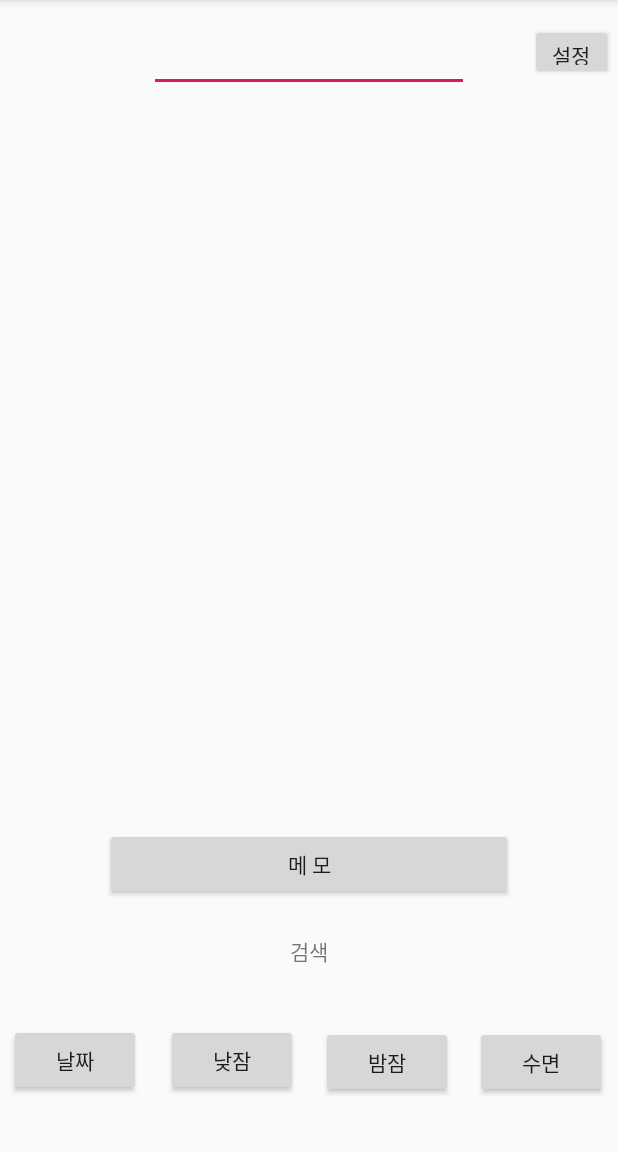
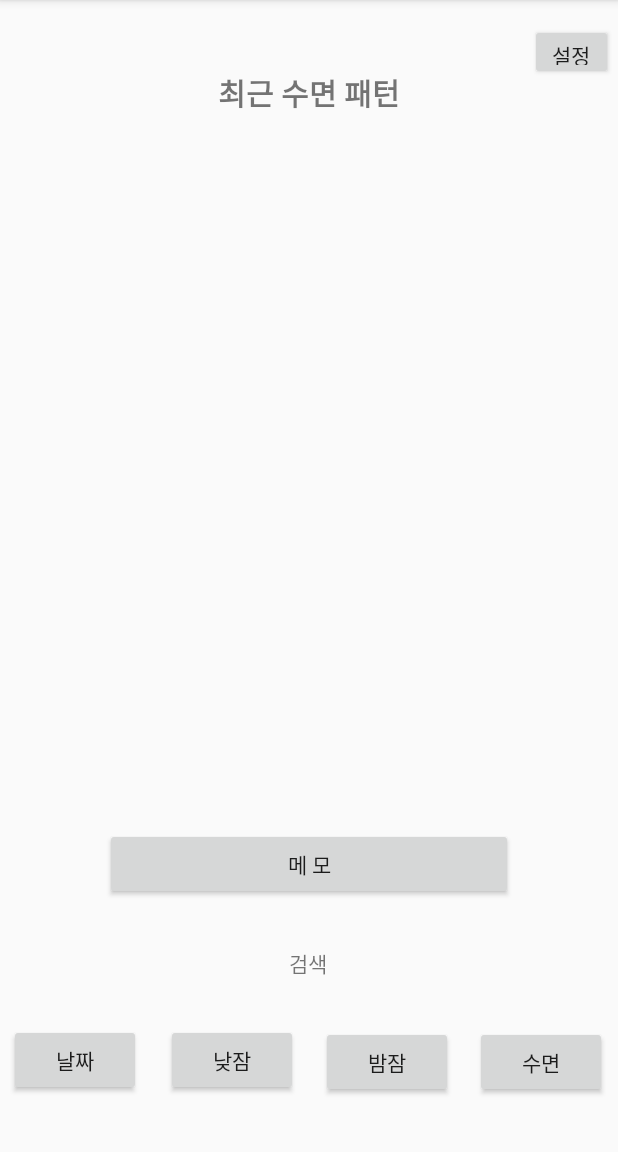
Before and after one commit to bkdoo/SmartBabyProject, an Android app: the MainActivity screen opened directly, with no data from a screen before it, on a phone screen of 412 x 824 dp, the part 84-1236 px from its top. Run offline under Robolectric (Android 15) with nearby library versions, the phone set to English and light mode, and no system bars.

Commit message:
layout 2차 완성, activity(login,main,detaillist)
layout 2차 완성, activity(login,main,detaillist)

```diff
--- a/SmartBaby/app/src/main/java/com/example/student/smartbaby/MainActivity.java
+++ b/SmartBaby/app/src/main/java/com/example/student/smartbaby/MainActivity.java
@@ -1,13 +1,45 @@
 package com.example.student.smartbaby;
 
+import android.content.Intent;
 import android.support.v7.app.AppCompatActivity;
 import android.os.Bundle;
+import android.view.View;
+import android.widget.Button;
 
 public class MainActivity extends AppCompatActivity {
+
+    Button btn_setUp, btn_memo, btn_date,btn_dsleep,btn_nsleep, btn_sleep;
 
     @Override
     protected void onCreate(Bundle savedInstanceState) {
         super.onCreate(savedInstanceState);
         setContentView(R.layout.activity_main);
+
+        btn_setUp = (Button)findViewById(R.id.btn_setUp);
+        btn_memo = (Button)findViewById(R.id.btn_memo);
+        btn_date = (Button)findViewById(R.id.btn_date);
+        btn_dsleep = (Button)findViewById(R.id.btn_dsleep);
+        btn_nsleep = (Button)findViewById(R.id.btn_nsleep);
+        btn_sleep = (Button)findViewById(R.id.btn_sleep);
+
+        btn_memo.setOnClickListener(new View.OnClickListener() {
+            @Override
+            public void onClick(View v) {
+                Intent intent = new Intent(MainActivity.this, DetailListActivity.class);
+                startActivity(intent);
+                finish();
+            }
+        });
+
+        btn_setUp.setOnClickListener(new View.OnClickListener() {
+            @Override
+            public void onClick(View v) {
+                Intent intent = new Intent(MainActivity.this, SetupActivity.class);
+                startActivity(intent);
+                finish();
+            }
+        });
+
+
     }
 }
--- a/SmartBaby/app/src/main/res/layout/activity_join.xml
+++ b/SmartBaby/app/src/main/res/layout/activity_join.xml
@@ -43,7 +43,7 @@
         app:layout_constraintGuide_percent="0.05" />
 
     <EditText
-        android:id="@+id/et_pw1"
+        android:id="@+id/et_pw"
         android:layout_width="0dp"
         android:layout_height="wrap_content"
         android:layout_marginStart="8dp"
@@ -72,7 +72,7 @@
         app:layout_constraintBottom_toTopOf="@+id/guideline23"
         app:layout_constraintEnd_toStartOf="@+id/guideline5"
         app:layout_constraintStart_toStartOf="parent"
-        app:layout_constraintTop_toBottomOf="@+id/et_pw1" />
+        app:layout_constraintTop_toBottomOf="@+id/et_pw" />
 
     <EditText
         android:id="@+id/et_name"
@@ -238,6 +238,7 @@
         android:layout_marginEnd="8dp"
         android:layout_marginBottom="10dp"
         android:text=" 이름추가"
+        android:visibility="invisible"
         app:layout_constraintBottom_toTopOf="@+id/guideline13"
         app:layout_constraintEnd_toEndOf="parent"
         app:layout_constraintStart_toStartOf="@+id/guideline5"
--- a/SmartBaby/app/src/main/res/layout/activity_login.xml
+++ b/SmartBaby/app/src/main/res/layout/activity_login.xml
@@ -35,7 +35,7 @@
         app:layout_constraintGuide_percent="0.4" />
 
     <EditText
-        android:id="@+id/et_pw1"
+        android:id="@+id/et_pw"
         android:layout_width="wrap_content"
         android:layout_height="wrap_content"
         android:layout_marginTop="8dp"
--- a/SmartBaby/app/src/main/res/layout/activity_main.xml
+++ b/SmartBaby/app/src/main/res/layout/activity_main.xml
@@ -34,21 +34,46 @@
         android:orientation="horizontal"
         app:layout_constraintGuide_percent="0.85" />
 
-    <EditText
+    <TextView
         android:id="@+id/et_date"
         android:layout_width="wrap_content"
         android:layout_height="wrap_content"
         android:layout_marginStart="8dp"
-        android:layout_marginTop="16dp"
+        android:layout_marginTop="8dp"
         android:layout_marginEnd="8dp"
         android:layout_marginBottom="8dp"
         android:ems="10"
-        android:inputType="date"
-        app:layout_constraintBottom_toTopOf="@+id/guideline8"
+        android:gravity="center"
+        android:text="최근 수면 패턴"
+        android:textSize="20dp"
+        android:textStyle="bold"
+        app:layout_constraintBottom_toTopOf="@+id/linearLayout"
         app:layout_constraintEnd_toStartOf="@+id/guideline14"
         app:layout_constraintStart_toStartOf="@+id/guideline15"
-        app:layout_constraintTop_toTopOf="parent"
-        app:layout_constraintVertical_bias="0.0" />
+        app:layout_constraintTop_toTopOf="parent" />
+
+    <LinearLayout
+        android:id="@+id/linearLayout"
+        android:layout_width="0dp"
+        android:layout_height="0dp"
+        android:layout_marginStart="8dp"
+        android:layout_marginTop="8dp"
+        android:layout_marginEnd="8dp"
+        android:layout_marginBottom="8dp"
+        app:layout_constraintBottom_toTopOf="@+id/btn_memo"
+        app:layout_constraintEnd_toStartOf="@+id/guideline14"
+        app:layout_constraintStart_toStartOf="@+id/guideline15"
+        app:layout_constraintTop_toTopOf="@+id/guideline8">
+
+        <ListView
+            android:layout_width="match_parent"
+            android:layout_height="match_parent">
+
+
+        </ListView>
+
+
+    </LinearLayout>
 
     <Button
         android:id="@+id/btn_setUp"
@@ -95,14 +120,12 @@
         android:layout_width="wrap_content"
         android:layout_height="wrap_content"
         android:layout_marginStart="8dp"
-        android:layout_marginTop="8dp"
         android:layout_marginEnd="8dp"
-        android:layout_marginBottom="8dp"
         android:text="검색"
         app:layout_constraintBottom_toTopOf="@+id/guideline11"
         app:layout_constraintEnd_toStartOf="@+id/guideline14"
-        app:layout_constraintStart_toStartOf="@+id/guideline15"
-        app:layout_constraintTop_toBottomOf="@+id/guideline10" />
+        app:layout_constraintHorizontal_bias="0.497"
+        app:layout_constraintStart_toStartOf="@+id/guideline15" />
 
     <Button
         android:id="@+id/btn_date"
```
Also changed, not shown: SmartBaby/app/src/main/java/com/example/student/smartbaby/DetailListActivity.java (+17 -2 lines), SmartBaby/app/src/main/java/com/example/student/smartbaby/LoginActivity.java (+73 -0 lines), SmartBaby/app/src/main/res/layout/activity_detail_list.xml (+11 -8 lines).
